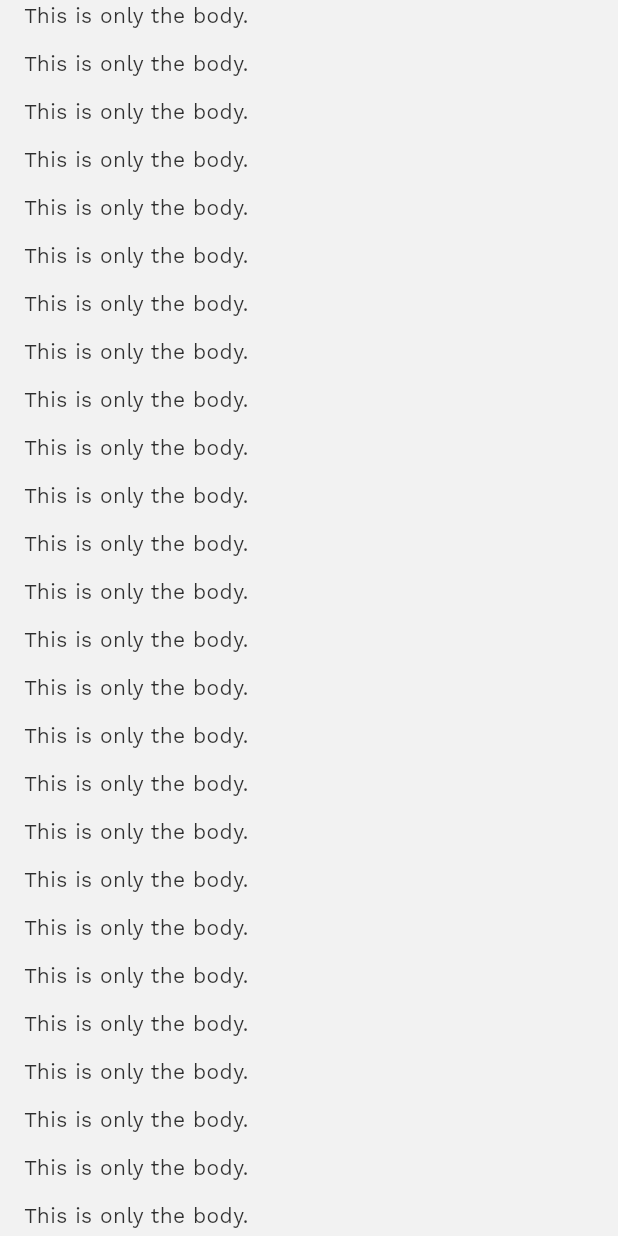
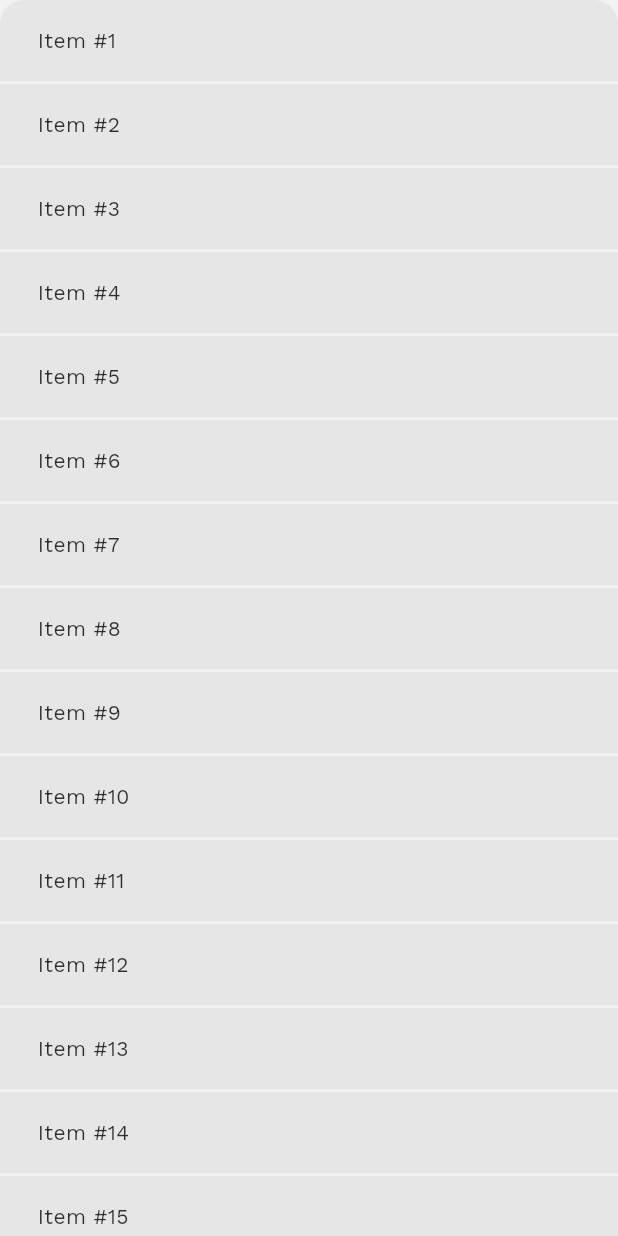
Before and after one commit to bradleyoosterveen/flutter-packages, a Flutter app: the ScaffoldScreen screen opened directly with empty values, on a phone screen of 412 x 824 dp. Run offline on Flutter 3.47's test engine with Material 3 defaults, Android fonts, the phone set to English and light mode, and no system bars; our stand-ins replace flutter_animate, flutter_svg.

Commit message:
Improved scaffold (#18)

```diff
--- a/packages/flint_ui/example/lib/screens/examples/scaffold_screen.dart
+++ b/packages/flint_ui/example/lib/screens/examples/scaffold_screen.dart
@@ -2,13 +2,14 @@ import 'package:flint_ui/flint_ui.dart';
 import 'package:flutter/material.dart';
 
 enum ScaffoldScreenVariant {
-  bodyOnly,
-  centeredBody,
-  topAlignedBody,
-  appBarAndBody,
-  appBarAndBodyAndActionBar,
-  appBarAndBodyAndBottomNavigationBar,
-  appBarAndBodyAndActionBarAndFloatingHeader,
+  a,
+  b,
+  c,
+  d,
+  e,
+  f,
+  g,
+  h,
 }
 
 class ScaffoldScreen extends StatelessWidget {
@@ -25,61 +26,81 @@ class ScaffoldScreen extends StatelessWidget {
 
   @override
   Widget build(BuildContext context) => switch (variant) {
-    .bodyOnly => FlintUiScaffold(
+    .a => FlintUiScaffold(
+      body: FlintUiCardGroup(
+        cards: _listItems(context, 20),
+      ),
+    ),
+    .b => FlintUiScaffold(
+      bodyFillRemaining: true,
+      body: Center(child: FlintUiText('Center aligned')),
+    ),
+    .c => FlintUiScaffold(
+      header: _header(context),
+      bodyFillRemaining: true,
+      body: Center(child: FlintUiText('Center aligned')),
+    ),
+    .d => FlintUiScaffold(
+      body: FlintUiText('Top aligned'),
+    ),
+    .e => FlintUiScaffold(
+      header: _header(context),
+      body: FlintUiCardGroup(
+        cards: _listItems(context, 4),
+      ),
+      footer: _footer,
+    ),
+    .f => FlintUiScaffold(
+      header: _header(context),
+      body: FlintUiCardGroup(
+        cards: _listItems(context, 20),
+      ),
+      footer: _footer,
+    ),
+    .g => FlintUiScaffold(
+      header: _header(context),
+      body: GridView.count(
+        padding: .zero,
+        shrinkWrap: true,
+        physics: NeverScrollableScrollPhysics(),
+        crossAxisCount: 3,
+        crossAxisSpacing: context.themeData.spacing.xs,
+        mainAxisSpacing: context.themeData.spacing.xs,
+        children: _listItems(context, 20),
+      ),
+      footer: _footer,
+    ),
+    .h => FlintUiScaffold(
+      header: _header(context),
+      bodyFillRemaining: true,
       body: FlintUiFlex.column(
-        divider: FlintUiGap.column(context.themeData.spacing.sm),
+        divider: FlintUiGap.column(context.themeData.spacing.md),
         crossAxisAlignment: .stretch,
         children: [
-          ...List.generate(40, (i) => FlintUiText('This is only the body.')),
+          FlintUiCardGroup(
+            cards: _listItems(context, 2),
+          ),
+          Spacer(),
+          FlintUiCardGroup(
+            cards: _listItems(context, 1),
+          ),
         ],
       ),
+      footer: _footer,
     ),
-    .centeredBody => FlintUiScaffold(
-      body: Center(
-        child: FlintUiText('Centered'),
-      ),
-    ),
-    .topAlignedBody => FlintUiScaffold(
-      body: FlintUiText('Centered'),
-    ),
-    .appBarAndBody => FlintUiScaffold(
-      header: FlintUiAppBar(
+  };
+
+  List<Widget> _listItems(BuildContext context, int length) => List.generate(
+    length,
+    (i) => FlintUiCard(child: FlintUiText("Item #${i + 1}")),
+  );
+
+  Widget _header(BuildContext context) => FlintUiAppBar(
     titleText: 'UiScaffold',
     onGoBack: Navigator.of(context).pop,
-      ),
-      body: FlintUiFlex.column(
-        divider: FlintUiGap.column(context.themeData.spacing.sm),
-        crossAxisAlignment: .stretch,
-        children: [...List.generate(40, (i) => FlintUiText('App bar and body.'))],
-      ),
-    ),
-    .appBarAndBodyAndActionBar => FlintUiScaffold(
-      header: FlintUiAppBar(
-        titleText: 'UiScaffold',
-        onGoBack: Navigator.of(context).pop,
-      ),
-      body: FlintUiFlex.column(
-        divider: FlintUiGap.column(context.themeData.spacing.sm),
-        crossAxisAlignment: .stretch,
-        children: [
-          ...List.generate(40, (i) => FlintUiText('App bar, body and action bar.')),
-        ],
-      ),
-      footer: FlintUiActionBar(actions: [FlintUiButton(child: FlintUiText('Continue'))]),
-    ),
-    .appBarAndBodyAndBottomNavigationBar => FlintUiScaffold(
-      header: FlintUiAppBar(
-        titleText: 'UiScaffold',
-        onGoBack: Navigator.of(context).pop,
-      ),
-      body: FlintUiFlex.column(
-        divider: FlintUiGap.column(context.themeData.spacing.sm),
-        crossAxisAlignment: .stretch,
-        children: [
-          ...List.generate(40, (i) => FlintUiText('App bar, body and action bar.')),
-        ],
-      ),
-      footer: Builder(
+  );
+
+  Widget get _footer => Builder(
     builder: (context) {
       var index = 0;
 
@@ -132,22 +153,5 @@ class ScaffoldScreen extends StatelessWidget {
         },
       );
     },
-      ),
-    ),
-    .appBarAndBodyAndActionBarAndFloatingHeader => FlintUiScaffold(
-      header: FlintUiAppBar(
-        titleText: 'UiScaffold',
-        onGoBack: Navigator.of(context).pop,
-      ),
-      floatingHeader: FlintUiAppBar(titleText: 'UiScaffold'),
-      body: FlintUiFlex.column(
-        divider: FlintUiGap.column(context.themeData.spacing.sm),
-        crossAxisAlignment: .stretch,
-        children: [
-          ...List.generate(40, (i) => FlintUiText('App bar, body and action bar.')),
-        ],
-      ),
-      footer: FlintUiActionBar(actions: [FlintUiButton(child: FlintUiText('Continue'))]),
-    ),
-  };
+  );
 }
--- a/packages/flint_ui/lib/flint_ui.dart
+++ b/packages/flint_ui/lib/flint_ui.dart
@@ -11,6 +11,7 @@ export 'src/flex.dart';
 export 'src/gap.dart';
 export 'src/informational_layout.dart';
 export 'src/pop_scope.dart';
+export 'src/scaffold_page.dart';
 export 'src/spinning_loader.dart';
 export 'src/theme/color.dart';
 export 'src/theme/colors.dart';
--- a/packages/flint_ui/lib/src/theme/theme_data.dark.dart
+++ b/packages/flint_ui/lib/src/theme/theme_data.dark.dart
@@ -55,7 +55,7 @@ extension DarkTheme on FlintUiThemeData {
         primary: FlintUiScaffoldStyle(
           backgroundColor: FlintUiColors.black.shade950,
           floatingHeaderBackgroundColor: FlintUiColors.black,
-          horizontalInset: FlintUiThemeData._spacing.md,
+          horizontalInset: FlintUiThemeData._spacing.sm,
         ),
       ),
       textStyles: FlintUiThemeData._coloredTextStyles(
--- a/packages/flint_ui/lib/src/theme/theme_data.light.dart
+++ b/packages/flint_ui/lib/src/theme/theme_data.light.dart
@@ -55,7 +55,7 @@ extension LightTheme on FlintUiThemeData {
         primary: FlintUiScaffoldStyle(
           backgroundColor: FlintUiColors.white.shade50,
           floatingHeaderBackgroundColor: FlintUiColors.white,
-          horizontalInset: FlintUiThemeData._spacing.md,
+          horizontalInset: FlintUiThemeData._spacing.sm,
         ),
       ),
       textStyles: FlintUiThemeData._coloredTextStyles(
--- a/packages/flint_ui/lib/src/widgets/scaffold/scaffold.dart
+++ b/packages/flint_ui/lib/src/widgets/scaffold/scaffold.dart
@@ -9,63 +9,26 @@ class FlintUiScaffold extends StatefulWidget {
   const FlintUiScaffold({
     required this.body,
     this.header,
-    this.floatingHeader,
     this.footer,
     this.style = _defaultStyleBuilder,
+    this.bodyFillRemaining = true,
     super.key,
   });
 
   final Widget body;
   final Widget? header;
-  final Widget? floatingHeader;
   final Widget? footer;
   final FlintUiScaffoldStyle Function(FlintUiScaffoldStyle style) style;
+  final bool bodyFillRemaining;
 
   @override
   State<FlintUiScaffold> createState() => _FlintUiScaffoldState();
 }
 
 class _FlintUiScaffoldState extends State<FlintUiScaffold> {
-  final ScrollController _scrollController = ScrollController();
-
-  late final double _scrollThreshold = MediaQuery.of(context).size.height * 0.1;
-
-  bool _showFloatingHeader = false;
-
-  @override
-  void initState() {
-    super.initState();
-
-    _scrollController.addListener(_onScroll);
-  }
-
-  @override
-  void dispose() {
-    _scrollController.removeListener(_onScroll);
-    _scrollController.dispose();
-    super.dispose();
-  }
-
-  void _onScroll() {
-    if (_scrollController.position.pixels > _scrollThreshold) {
-      if (!_showFloatingHeader) {
-        setState(() {
-          _showFloatingHeader = true;
-        });
-      }
-    } else {
-      if (_showFloatingHeader) {
-        setState(() {
-          _showFloatingHeader = false;
-        });
-      }
-    }
-  }
-
   @override
   Widget build(BuildContext context) {
     final header = widget.header;
-    final floatingHeader = widget.floatingHeader;
     final body = widget.body;
     final footer = widget.footer;
 
@@ -77,31 +40,26 @@ class _FlintUiScaffoldState extends State<FlintUiScaffold> {
       body: Stack(
         children: [
           Positioned.fill(
+            child: FlintUiFlex.column(
+              crossAxisAlignment: .stretch,
+              mainAxisSize: .max,
+              children: [
+                Expanded(
                   child: LayoutBuilder(
                     builder: (context, constraints) => SingleChildScrollView(
-                controller: _scrollController,
-                child: IntrinsicHeight(
-                  child: ConstrainedBox(
-                    constraints: BoxConstraints(
-                      minHeight: constraints.minHeight,
-                    ),
-                    child: FlintUiFlex.column(
-                      crossAxisAlignment: .stretch,
-                      divider: FlintUiGap.column(context.themeData.spacing.sm),
+                      clipBehavior: .none,
+                      child: _maybeFillRemaining(
+                        constraints: constraints,
+                        child: Column(
                           mainAxisSize: .max,
                           children: [
                             if (header != null) ...[
-                          _header(header),
+                              _header(header, resolvedStyle),
                             ],
-                        Expanded(
-                          child: SafeArea(
-                            top: header == null,
-                            bottom: footer == null,
-                            child: Padding(
-                              padding: EdgeInsets.symmetric(
-                                horizontal: resolvedStyle.horizontalInset,
+                            _maybeExpanded(child: body),
+                          ],
                         ),
-                              child: body,
+                      ),
                     ),
                   ),
                 ),
@@ -114,38 +72,29 @@ class _FlintUiScaffoldState extends State<FlintUiScaffold> {
               ],
             ),
           ),
-                ),
-              ),
-            ),
-          ),
           if (footer != null) ...[
-            Align(alignment: .bottomCenter, child: _footer(footer, resolvedStyle)),
-          ],
-          if (floatingHeader != null) ...[
             Align(
-              alignment: .topCenter,
-              child: AnimatedSlide(
-                duration: const Duration(milliseconds: 200),
-                curve: Curves.easeInOut,
-                offset: _showFloatingHeader ? Offset(0, 0) : Offset(0, -1),
-                child: Container(
-                  clipBehavior: Clip.hardEdge,
-                  decoration: BoxDecoration(
-                    color: resolvedStyle.floatingHeaderBackgroundColor.color,
-                    borderRadius: const .only(
-                      bottomLeft: .circular(16),
-                      bottomRight: .circular(16),
-                    ),
-                  ),
-                  child: _header(floatingHeader),
-                ),
-              ),
+              alignment: .bottomCenter,
+              child: _footer(footer, resolvedStyle),
             ),
           ],
         ],
       ),
     );
   }
+
+  Widget _maybeExpanded({required Widget child}) => widget.bodyFillRemaining ? Expanded(child: child) : child;
+
+  Widget _maybeFillRemaining({required Widget child, required BoxConstraints constraints}) => widget.bodyFillRemaining
+      ? IntrinsicHeight(
+          child: ConstrainedBox(
+            constraints: BoxConstraints(
+              minHeight: constraints.minHeight,
+            ),
+            child: child,
+          ),
+        )
+      : child;
 
   Widget _footer(Widget footer, FlintUiScaffoldStyle resolvedStyle) => Stack(
     children: [
@@ -159,29 +108,16 @@ class _FlintUiScaffoldState extends State<FlintUiScaffold> {
                 resolvedStyle.backgroundColor.color.withAlpha(0),
                 resolvedStyle.backgroundColor.color,
                 resolvedStyle.backgroundColor.color,
+                resolvedStyle.backgroundColor.color,
               ],
               tileMode: .mirror,
             ),
           ),
         ),
       ),
-      Column(
-        mainAxisSize: .min,
-        children: [footer],
-      ),
+      Column(mainAxisSize: .min, children: [footer]),
     ],
   );
 
-  Widget _header(Widget header) => SafeArea(
-    bottom: false,
-    child: Padding(
-      padding: .symmetric(horizontal: context.themeData.spacing.md),
-      child: ConstrainedBox(
-        constraints: BoxConstraints(
-          minHeight: MediaQuery.of(context).size.height * 0.08,
-        ),
-        child: header,
-      ),
-    ),
-  );
+  Widget _header(Widget header, FlintUiScaffoldStyle resolvedStyle) => header;
 }
```
Also changed, not shown: packages/flint_ui/example/lib/screens/examples/carousel_screen.dart (+9 -20 lines), packages/flint_ui/example/lib/screens/home_screen.dart (+24 -28 lines), packages/flint_ui/lib/src/app_bar.dart (+7 -1 lines), packages/flint_ui/lib/src/scaffold_page.dart (added, +27 -0 lines), packages/flint_ui/lib/src/widgets/carousel/carousel.dart (+2 -14 lines). Lines whose indentation alone changed are shown as unchanged.
